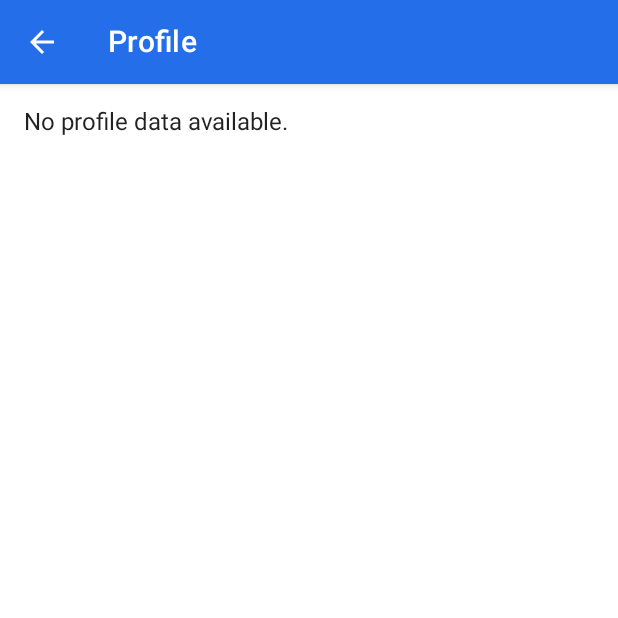
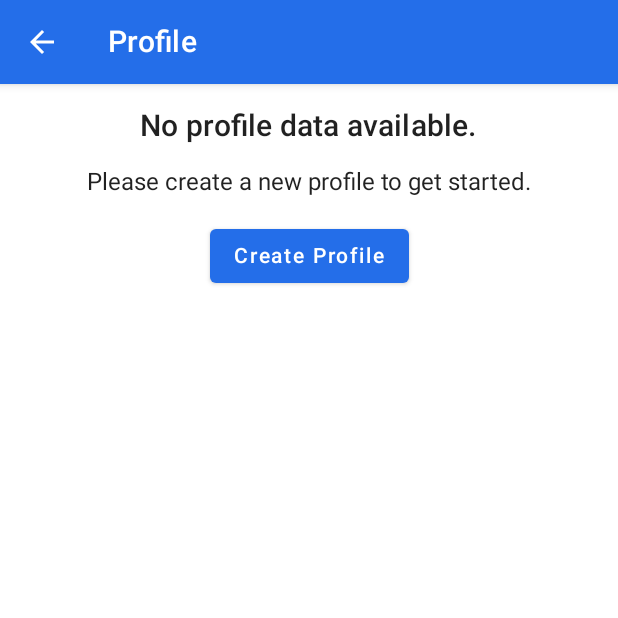
Before and after one commit to cc231064/ccl3, an Android app built with Jetpack Compose: the ProfileScreen screen opened through its navigation route, on a phone screen of 412 x 824 dp, the top half of it. Run offline under Robolectric (Android 15) with nearby library versions, the phone set to English and light mode, and no system bars; our stand-ins replace Dagger/Hilt's generated code, Room's generated code, accompanist; 2 statements that could not run were skipped.

Commit message:
fixed Profile, when there is no Profile yet

```diff
--- a/app/src/main/java/com/example/patienttracker/presentation/profile/ProfileScreen.kt
+++ b/app/src/main/java/com/example/patienttracker/presentation/profile/ProfileScreen.kt
@@ -66,7 +66,21 @@ fun ProfileScreen(
                 }
             } ?: run {
                 // Handle the case where the profile is null
-                Text("No profile data available.")
+                Column(
+                    modifier = Modifier.fillMaxWidth(),
+                    horizontalAlignment = Alignment.CenterHorizontally
+                ) {
+                    Text(text = "No profile data available.", style = MaterialTheme.typography.h6)
+                    Spacer(modifier = Modifier.height(16.dp))
+                    Text(text = "Please create a new profile to get started.")
+                    Spacer(modifier = Modifier.height(16.dp))
+                    Button(
+                        onClick = onEditClick,
+                        modifier = Modifier.align(Alignment.CenterHorizontally)
+                    ) {
+                        Text("Create Profile")
+                    }
+                }
             }
         }
     }
--- a/app/src/main/java/com/example/patienttracker/presentation/profile/ProfileViewModel.kt
+++ b/app/src/main/java/com/example/patienttracker/presentation/profile/ProfileViewModel.kt
@@ -1,5 +1,6 @@
 package com.example.patienttracker.presentation.profile
 
+import android.util.Log
 import androidx.lifecycle.ViewModel
 import androidx.lifecycle.viewModelScope
 import com.example.patienttracker.data.local.ProfileDao
@@ -31,6 +32,7 @@ class ProfileViewModel @Inject constructor(
     private fun loadProfile(profileId: Int) {
         viewModelScope.launch {
             val loadedProfile = profileDao.getProfileById(profileId)
+            Log.d("ProfileViewModel", "Loaded Profile: $loadedProfile")
             _profile.value = loadedProfile
             // Update _profileData if loadedProfile is not null
             loadedProfile?.let {
```
